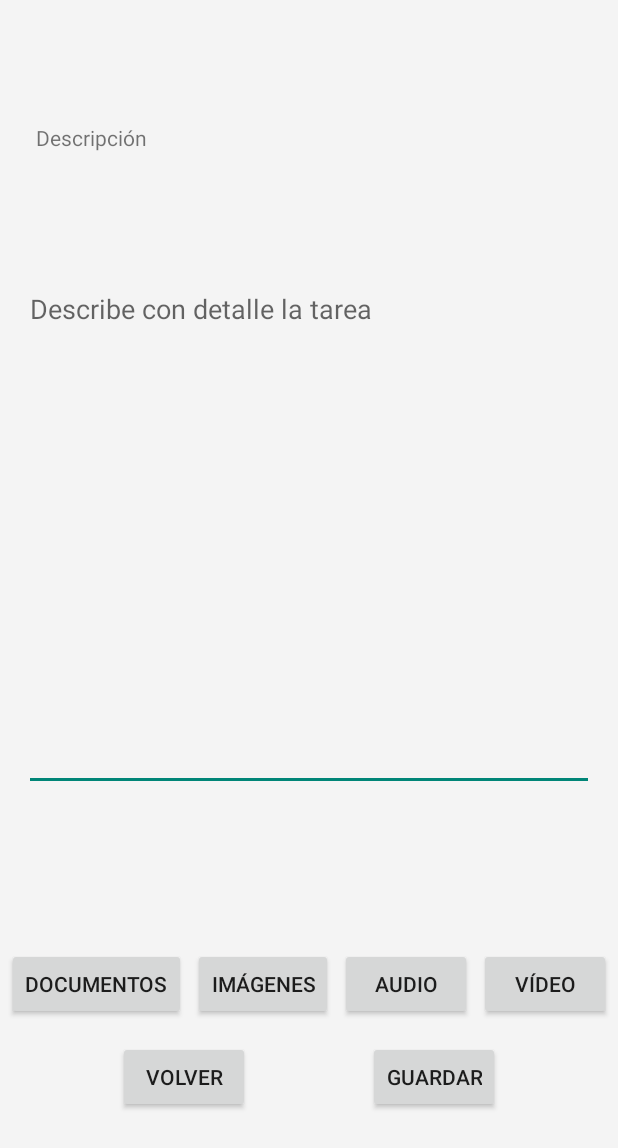
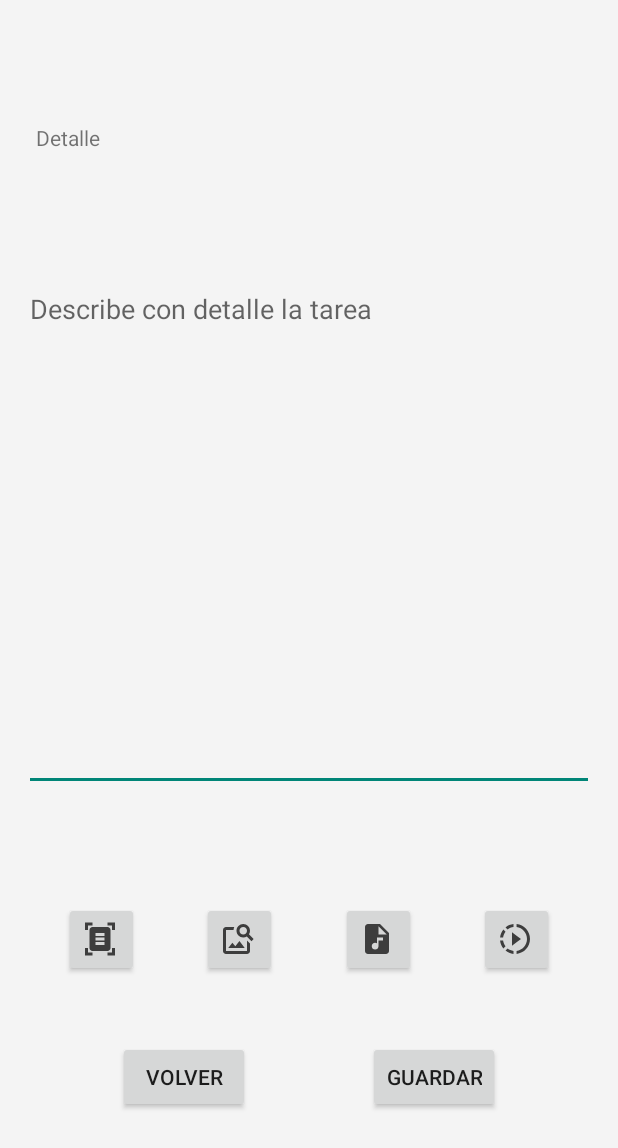
Before and after one commit to JulioAlberto89/TrassTareaAvanzada, an Android app: the layout fragment_segundo.xml on its own in the app's theme, with its tools: preview values and no code run, on a phone screen of 412 x 824 dp. Shown: the top 1148 px of the screen. Run offline under Robolectric (Android 15) with nearby library versions, the phone set to English and light mode, and no system bars.

Commit message:
Los botones han sido modificados con imágenes. Ya me borra correctamente. También se guarda en un fichero creado el documento seleccionado.

```diff
--- a/app/src/main/java/iestrassierra/jlcamunas/trasstarea/actividades/ListadoTareasActivity.java
+++ b/app/src/main/java/iestrassierra/jlcamunas/trasstarea/actividades/ListadoTareasActivity.java
@@ -58,6 +58,7 @@ public class ListadoTareasActivity extends AppCompatActivity {
     // Variable para almacenar el tamaño de la fuente anterior
     private String previoFontSize;
     private boolean temaPrevio;
+    private TareaDataBase tareaDataBase;
 
     @Override
     protected void onCreate(Bundle savedInstanceState) {
@@ -102,6 +103,9 @@ public class ListadoTareasActivity extends AppCompatActivity {
         SharedPreferences sharedPreferences = PreferenceManager.getDefaultSharedPreferences(this);
         //previousFontSize = sharedPreferences.getString("signature", "@string/media");
         temaPrevio = sharedPreferences.getBoolean("tema", false);
+
+        //Inicializo la base de datos
+        tareaDataBase = TareaDataBase.getInstance(this.getApplicationContext());
     }
 
     //Activamos las opciones de preferencias
@@ -314,6 +318,10 @@ public class ListadoTareasActivity extends AppCompatActivity {
                         position = tareas.indexOf(tareaSeleccionada);
                         tareas.remove(tareaSeleccionada);
                         adaptador.notifyItemRemoved(position);
+
+                        //Borro la tarea de la base de datos.
+                        Executor executor = Executors.newSingleThreadExecutor();
+                        executor.execute(() -> tareaDataBase.tareaDAO().delete(tareaSeleccionada));
 
                         //Comprobamos si el listado ha quedado vacío
                         comprobarListadoVacio();
--- a/app/src/main/java/iestrassierra/jlcamunas/trasstarea/fragmentos/FragmentoDos.java
+++ b/app/src/main/java/iestrassierra/jlcamunas/trasstarea/fragmentos/FragmentoDos.java
@@ -20,6 +20,12 @@ import androidx.annotation.NonNull;
 import androidx.annotation.Nullable;
 import androidx.fragment.app.Fragment;
 import androidx.lifecycle.ViewModelProvider;
+
+import java.io.File;
+import java.io.FileOutputStream;
+import java.io.IOException;
+import java.io.InputStream;
+import java.io.OutputStream;
 
 import iestrassierra.jlcamunas.trasstarea.R;
 import iestrassierra.jlcamunas.trasstarea.actividades.ListadoTareasActivity;
@@ -113,6 +119,42 @@ public class FragmentoDos extends Fragment {
                         // Notifica a la actividad que tiene datos para procesar
                         getParentFragmentManager().setFragmentResult("urlDocumento", bundle);
                         Toast.makeText(getActivity(), "URL del documento: " + uri, Toast.LENGTH_SHORT).show();
+
+                        /////////////////////////////////////////////////////////////////////////
+                        //Esta parte es para guardar el documento seleccionado en un directorio
+                        // Obtener la ruta del directorio de archivos privados de la aplicación
+                        File directory = requireContext().getFilesDir();
+
+                        // Crear un archivo en el directorio de la aplicación
+                        File destinationFile = new File(directory, "documento_" + System.currentTimeMillis());
+
+                        try {
+                            // Copiar el contenido del archivo seleccionado al nuevo archivo de destino
+                            InputStream inputStream = requireActivity().getContentResolver().openInputStream(uri);
+                            OutputStream outputStream = new FileOutputStream(destinationFile);
+
+                            byte[] buffer = new byte[1024];
+                            int length;
+
+                            while ((length = inputStream.read(buffer)) > 0) {
+                                outputStream.write(buffer, 0, length);
+                            }
+
+                            // Cerrar streams
+                            inputStream.close();
+                            outputStream.close();
+
+                            // Notificar a la actividad que tiene datos para procesar (ruta del archivo guardado)
+                            Bundle bundleDocumento = new Bundle();
+                            bundle.putString("uriDocumento", destinationFile.getAbsolutePath());
+                            getParentFragmentManager().setFragmentResult("uriDocumento", bundleDocumento);
+
+                            Toast.makeText(requireContext(), "Archivo guardado en: " + destinationFile.getAbsolutePath(), Toast.LENGTH_SHORT).show();
+                        } catch (IOException e) {
+                            e.printStackTrace();
+                            Toast.makeText(requireContext(), "Error al guardar el archivo", Toast.LENGTH_SHORT).show();
+                        }
+                        /////////////////////////////////////////////////////////////////////////
                     }
                 });
 
--- a/app/src/main/java/iestrassierra/jlcamunas/trasstarea/modelo/Tarea.java
+++ b/app/src/main/java/iestrassierra/jlcamunas/trasstarea/modelo/Tarea.java
@@ -55,7 +55,7 @@ public class Tarea implements Parcelable {
     }
 
     public Tarea(String titulo, String fechaCreacion, String fechaObjetivo, int progreso, boolean prioritaria, String descripcion) {
-        this.id = ++contador_id;
+        //this.id = ++contador_id;
         this.titulo = titulo;
         this.fechaCreacion = validarFecha(fechaCreacion);
         this.fechaObjetivo = validarFecha(fechaObjetivo);
@@ -65,7 +65,7 @@ public class Tarea implements Parcelable {
     }
 
     public Tarea(String titulo, String fechaCreacion, String fechaObjetivo, int progreso, boolean prioritaria, String descripcion, String URL_doc, String URL_img, String URL_aud, String URL_vid) {
-        this.id = ++contador_id;
+        //this.id = ++contador_id;
         this.titulo = titulo;
         this.fechaCreacion = validarFecha(fechaCreacion);
         this.fechaObjetivo = validarFecha(fechaObjetivo);
--- /dev/null
+++ b/app/src/main/res/drawable/baseline_audio_file_24.xml
@@ -0,0 +1,5 @@
+<vector android:height="24dp" android:tint="#3D3D3D"
+    android:viewportHeight="24" android:viewportWidth="24"
+    android:width="24dp" xmlns:android="http://schemas.android.com/apk/res/android">
+    <path android:fillColor="@android:color/white" android:pathData="M14,2H6C4.9,2 4.01,2.9 4.01,4L4,20c0,1.1 0.89,2 1.99,2H18c1.1,0 2,-0.9 2,-2V8L14,2zM16,13h-3v3.75c0,1.24 -1.01,2.25 -2.25,2.25S8.5,17.99 8.5,16.75c0,-1.24 1.01,-2.25 2.25,-2.25c0.46,0 0.89,0.14 1.25,0.38V11h4V13zM13,9V3.5L18.5,9H13z"/>
+</vector>
--- /dev/null
+++ b/app/src/main/res/drawable/baseline_document.xml
@@ -0,0 +1,5 @@
+<vector android:height="24dp" android:tint="#3D3D3D"
+    android:viewportHeight="24" android:viewportWidth="24"
+    android:width="24dp" xmlns:android="http://schemas.android.com/apk/res/android">
+    <path android:fillColor="@android:color/white" android:pathData="M7,3H4v3H2V1h5V3zM22,6V1h-5v2h3v3H22zM7,21H4v-3H2v5h5V21zM20,18v3h-3v2h5v-5H20zM19,18c0,1.1 -0.9,2 -2,2H7c-1.1,0 -2,-0.9 -2,-2V6c0,-1.1 0.9,-2 2,-2h10c1.1,0 2,0.9 2,2V18zM15,8H9v2h6V8zM15,11H9v2h6V11zM15,14H9v2h6V14z"/>
+</vector>
--- /dev/null
+++ b/app/src/main/res/drawable/baseline_image_search_24.xml
@@ -0,0 +1,5 @@
+<vector android:height="24dp" android:tint="#3D3D3D"
+    android:viewportHeight="24" android:viewportWidth="24"
+    android:width="24dp" xmlns:android="http://schemas.android.com/apk/res/android">
+    <path android:fillColor="@android:color/white" android:pathData="M18,13v7L4,20L4,6h5.02c0.05,-0.71 0.22,-1.38 0.48,-2L4,4c-1.1,0 -2,0.9 -2,2v14c0,1.1 0.9,2 2,2h14c1.1,0 2,-0.9 2,-2v-5l-2,-2zM16.5,18h-11l2.75,-3.53 1.96,2.36 2.75,-3.54zM19.3,8.89c0.44,-0.7 0.7,-1.51 0.7,-2.39C20,4.01 17.99,2 15.5,2S11,4.01 11,6.5s2.01,4.5 4.49,4.5c0.88,0 1.7,-0.26 2.39,-0.7L21,13.42 22.42,12 19.3,8.89zM15.5,9C14.12,9 13,7.88 13,6.5S14.12,4 15.5,4 18,5.12 18,6.5 16.88,9 15.5,9z"/>
+</vector>
--- /dev/null
+++ b/app/src/main/res/drawable/baseline_slow_motion_video.xml
@@ -0,0 +1,5 @@
+<vector android:height="24dp" android:tint="#3D3D3D"
+    android:viewportHeight="24" android:viewportWidth="24"
+    android:width="24dp" xmlns:android="http://schemas.android.com/apk/res/android">
+    <path android:fillColor="@android:color/white" android:pathData="M13.05,9.79L10,7.5v9l3.05,-2.29L16,12zM13.05,9.79L10,7.5v9l3.05,-2.29L16,12zM13.05,9.79L10,7.5v9l3.05,-2.29L16,12zM11,4.07L11,2.05c-2.01,0.2 -3.84,1 -5.32,2.21L7.1,5.69c1.11,-0.86 2.44,-1.44 3.9,-1.62zM5.69,7.1L4.26,5.68C3.05,7.16 2.25,8.99 2.05,11h2.02c0.18,-1.46 0.76,-2.79 1.62,-3.9zM4.07,13L2.05,13c0.2,2.01 1,3.84 2.21,5.32l1.43,-1.43c-0.86,-1.1 -1.44,-2.43 -1.62,-3.89zM5.68,19.74C7.16,20.95 9,21.75 11,21.95v-2.02c-1.46,-0.18 -2.79,-0.76 -3.9,-1.62l-1.42,1.43zM22,12c0,5.16 -3.92,9.42 -8.95,9.95v-2.02C16.97,19.41 20,16.05 20,12s-3.03,-7.41 -6.95,-7.93L13.05,2.05C18.08,2.58 22,6.84 22,12z"/>
+</vector>
--- a/app/src/main/res/layout/fragment_segundo.xml
+++ b/app/src/main/res/layout/fragment_segundo.xml
@@ -38,6 +38,18 @@
     </ScrollView>
 
     <Button
+        android:id="@+id/bt_guardar"
+        android:layout_width="wrap_content"
+        android:layout_height="wrap_content"
+        android:text="@string/bt_guardar"
+        app:layout_constraintBottom_toBottomOf="@+id/bt_volver"
+        app:layout_constraintEnd_toEndOf="parent"
+        app:layout_constraintHorizontal_bias="0.5"
+        app:layout_constraintStart_toEndOf="@+id/bt_volver"
+        app:layout_constraintTop_toTopOf="@+id/bt_volver"
+        app:layout_constraintVertical_bias="1.0" />
+
+    <Button
         android:id="@+id/bt_volver"
         android:layout_width="wrap_content"
         android:layout_height="wrap_content"
@@ -50,32 +62,27 @@
         app:layout_constraintTop_toBottomOf="@+id/scrollView2" />
 
     <Button
-        android:id="@+id/bt_guardar"
-        android:layout_width="wrap_content"
-        android:layout_height="wrap_content"
-        android:text="@string/bt_guardar"
-        app:layout_constraintBottom_toBottomOf="@+id/bt_volver"
-        app:layout_constraintEnd_toEndOf="parent"
-        app:layout_constraintHorizontal_bias="0.5"
-        app:layout_constraintStart_toEndOf="@+id/bt_volver"
-        app:layout_constraintTop_toTopOf="@+id/bt_volver" />
-
-    <Button
         android:id="@+id/bt_documentos"
-        android:layout_width="wrap_content"
-        android:layout_height="wrap_content"
+        android:layout_width="50dp"
+        android:layout_height="50dp"
+        android:layout_marginTop="45dp"
         android:layout_marginBottom="144dp"
-        android:text="@string/btn_documento"
+        android:contentDescription="@string/btn_documento"
+        android:drawableStart="@drawable/baseline_document"
+        android:textStyle="bold"
         app:layout_constraintBottom_toBottomOf="parent"
         app:layout_constraintEnd_toStartOf="@+id/bt_imagen"
         app:layout_constraintHorizontal_bias="0.5"
-        app:layout_constraintStart_toStartOf="parent" />
+        app:layout_constraintStart_toStartOf="parent"
+        app:layout_constraintTop_toBottomOf="@+id/scrollView2" />
 
     <Button
         android:id="@+id/bt_imagen"
-        android:layout_width="wrap_content"
-        android:layout_height="wrap_content"
-        android:text="@string/btn_imagen"
+        android:layout_width="50dp"
+        android:layout_height="50dp"
+        android:drawableStart="@drawable/baseline_image_search_24"
+        android:contentDescription="@string/btn_imagen"
+        android:textAllCaps="true"
         app:layout_constraintEnd_toStartOf="@+id/bt_audio"
         app:layout_constraintHorizontal_bias="0.5"
         app:layout_constraintStart_toEndOf="@+id/bt_documentos"
@@ -83,9 +90,10 @@
 
     <Button
         android:id="@+id/bt_audio"
-        android:layout_width="wrap_content"
-        android:layout_height="wrap_content"
-        android:text="@string/btn_audio"
+        android:layout_width="50dp"
+        android:layout_height="50dp"
+        android:drawableStart="@drawable/baseline_audio_file_24"
+        android:contentDescription="@string/btn_audio"
         app:layout_constraintEnd_toStartOf="@+id/bt_video"
         app:layout_constraintHorizontal_bias="0.5"
         app:layout_constraintStart_toEndOf="@+id/bt_imagen"
@@ -93,9 +101,10 @@
 
     <Button
         android:id="@+id/bt_video"
-        android:layout_width="wrap_content"
-        android:layout_height="wrap_content"
-        android:text="@string/btn_video"
+        android:layout_width="50dp"
+        android:layout_height="50dp"
+        android:drawableStart="@drawable/baseline_slow_motion_video"
+        android:contentDescription="@string/btn_video"
         app:layout_constraintEnd_toEndOf="parent"
         app:layout_constraintHorizontal_bias="0.5"
         app:layout_constraintStart_toEndOf="@+id/bt_audio"
--- a/app/src/main/res/values/strings.xml
+++ b/app/src/main/res/values/strings.xml
@@ -26,7 +26,7 @@
     <string name="tv_progreso">Progreso</string>
     <string name="cb_prioritaria">Prioritaria</string>
     <string name="bt_siguiente">Siguiente</string>
-    <string name="tv_descripcion">Descripción</string>
+    <string name="tv_descripcion">Detalle</string>
     <string name="bt_guardar">Guardar</string>
     <string name="bt_volver">Volver</string>
     <string name="hint_et_descripcion">Describe con detalle la tarea</string>
@@ -34,7 +34,7 @@
     <string name="tarea_add">Tarea añadida</string>
     <string name="et_fecha">dd/mm/aaaa</string>
     <string name="about_title">Acerca de…</string>
-    <string name="about_msg">José Luis Camuñas\n IES Trassierra\n\u00A9 2023</string>
+    <string name="about_msg">Julio Alberto Mayoral Villegas\n IES Trassierra\n\u00A9 2024</string>
     <string name="about_ok">Aceptar</string>
     <string name="dialog_confirmacion_titulo">Confirmar borrado</string>
     <string name="dialog_yes">Sí</string>
```
Also changed, not shown: 1 other file.
